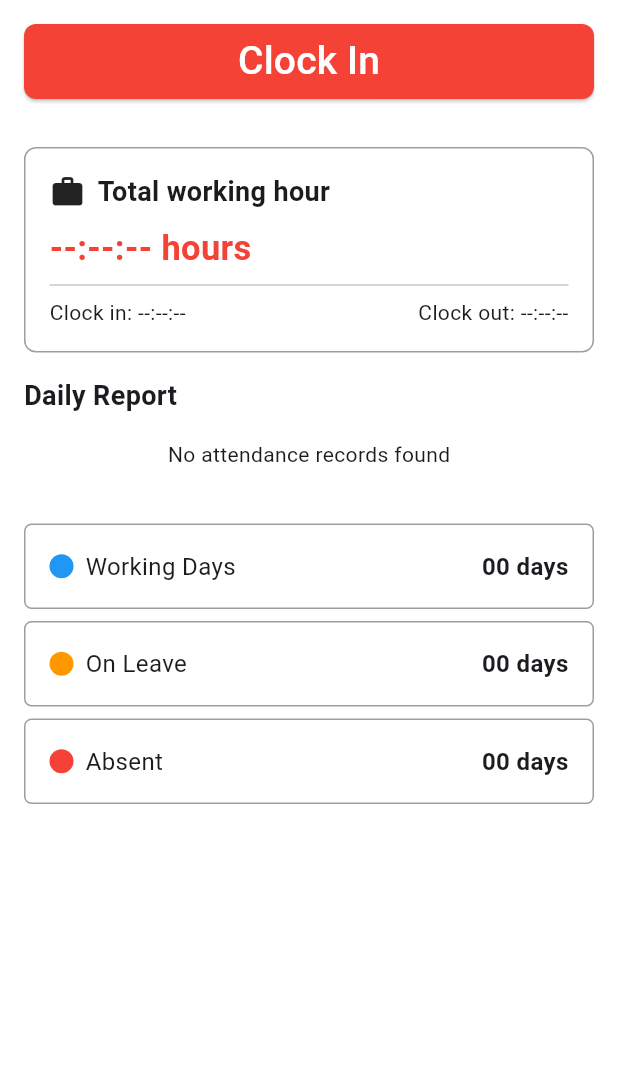
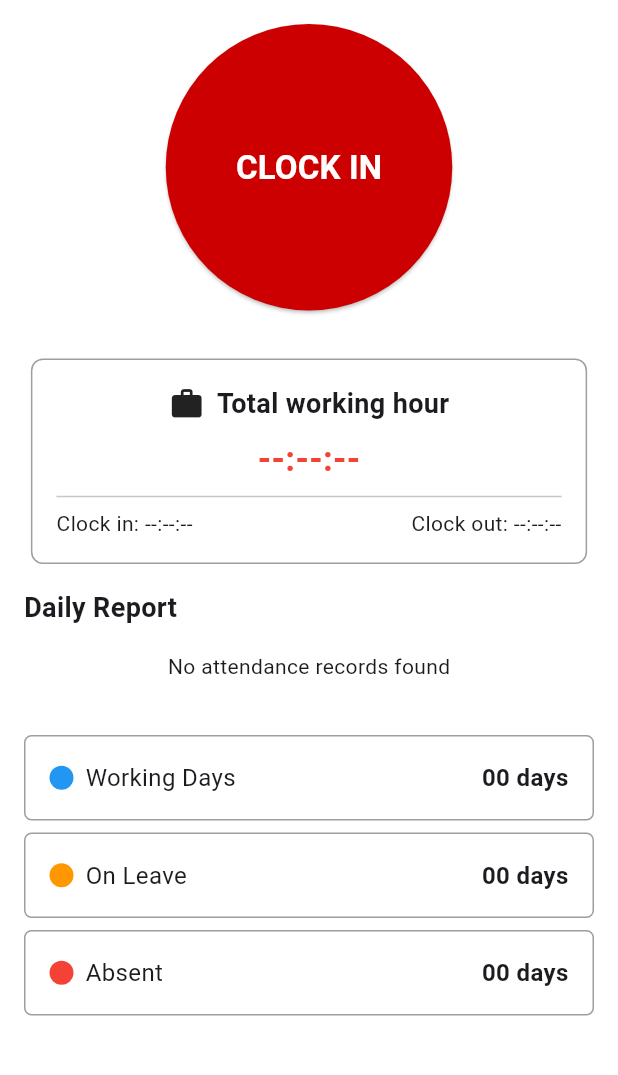
Before and after one commit to anca234/flutter_hris_app, a Flutter app: the HomePage screen opened directly, after a tap on "CLOCK IN", after a tap on "Attendance", on a phone screen of 412 x 824 dp, the part 84-1159 px from its top. Run offline on Flutter 3.47's test engine with Material 3 defaults, Android fonts, the phone set to English and light mode, and no system bars; our stand-ins replace device_info_plus, geocoding, geolocator, shared_preferences; accounts and stored records are empty.

Commit message:
+ feedback screeen&button

```diff
--- a/lib/screens/attendance_page.dart
+++ b/lib/screens/attendance_page.dart
@@ -16,10 +16,12 @@ class AttendancePage extends StatefulWidget {
 class AttendancePageState extends State<AttendancePage> {
   DateTime? clockInTime;
   DateTime? clockOutTime;
-  String totalWorkingTime = "--:--:-- hours";
+  String totalWorkingTime = "--:--:--";
   bool isClockedIn = false;
   bool isLoading = false;
   bool isDataLoading = false;
+  Timer? stopwatchTimer;
+  Duration elapsedTime = Duration.zero;
 
   // Location related variables
   Position? currentPosition;
@@ -41,7 +43,30 @@ class AttendancePageState extends State<AttendancePage> {
     _fetchDailyAttendance();
   }
 
+  void _startStopwatch() {
+    stopwatchTimer?.cancel();
+    setState(() {
+      elapsedTime = Duration.zero;
+    });
+    stopwatchTimer = Timer.periodic(Duration(seconds: 1), (timer) {
+      setState(() {
+        elapsedTime = Duration(seconds: elapsedTime.inSeconds + 1);
+        totalWorkingTime = _formatDuration(elapsedTime);
+      });
+    });
+  }
 
+  void _stopStopwatch() {
+    stopwatchTimer?.cancel();
+  }
+
+  String _formatDuration(Duration duration) {
+    String twoDigits(int n) => n.toString().padLeft(2, "0");
+    String hours = twoDigits(duration.inHours);
+    String minutes = twoDigits(duration.inMinutes.remainder(60));
+    String seconds = twoDigits(duration.inSeconds.remainder(60));
+    return "$hours:$minutes:$seconds hours";
+  }
 
   // Function to get location permission and current position
   Future<bool> _handleLocationPermission() async {
@@ -50,7 +75,8 @@ class AttendancePageState extends State<AttendancePage> {
 
     serviceEnabled = await Geolocator.isLocationServiceEnabled();
     if (!serviceEnabled) {
-      _showErrorSnackBar('Location services are disabled. Please enable the services');
+      _showErrorSnackBar(
+          'Location services are disabled. Please enable the services');
       return false;
     }
 
@@ -90,12 +116,12 @@ class AttendancePageState extends State<AttendancePage> {
 
         setState(() {
           currentPosition = position;
-          googleMapsUrl = 'https://www.google.com/maps/@${position.latitude},${position.longitude},18z';
+          googleMapsUrl =
+              'https://www.google.com/maps/@${position.latitude},${position.longitude},18z';
         });
 
         await _getAddressFromLatLng(position);
         return; // Success - exit the retry loop
-
       } catch (e) {
         debugPrint('Location attempt ${i + 1} failed: $e');
 
@@ -117,8 +143,7 @@ class AttendancePageState extends State<AttendancePage> {
                   '• Good GPS signal\n'
                   '• Internet connectivity\n'
                   '• Location services enabled\n\n'
-            'Would you like to try again?'
-          );
+                  'Would you like to try again?');
           return;
         }
 
@@ -148,17 +173,16 @@ class AttendancePageState extends State<AttendancePage> {
 
         Placemark place = placemarks[0];
         setState(() {
-          currentAddress =
-            '${place.street ?? ''}, ${place.subLocality ?? ''}, '
+          currentAddress = '${place.street ?? ''}, ${place.subLocality ?? ''}, '
                   '${place.subAdministrativeArea ?? ''}, ${place.postalCode ?? ''}, '
                   '${place.country ?? ''}'
-                .replaceAll(RegExp(r', ,'), ',')  // Remove empty components
-                .replaceAll(RegExp(r',+'), ',')   // Remove multiple commas
-                .replaceAll(RegExp(r'^\s*,\s*|\s*,\s*$'), '')  // Remove leading/trailing commas
+              .replaceAll(RegExp(r', ,'), ',') // Remove empty components
+              .replaceAll(RegExp(r',+'), ',') // Remove multiple commas
+              .replaceAll(RegExp(r'^\s*,\s*|\s*,\s*$'),
+                  '') // Remove leading/trailing commas
               .trim();
         });
         return; // Success - exit the retry loop
-
       } catch (e) {
         debugPrint('Address lookup attempt ${i + 1} failed: $e');
 
@@ -190,7 +214,8 @@ class AttendancePageState extends State<AttendancePage> {
       }
 
       final today = DateTime.now();
-      final formattedDate = '${today.year}-${today.month.toString().padLeft(2, '0')}-${today.day.toString().padLeft(2, '0')}';
+      final formattedDate =
+          '${today.year}-${today.month.toString().padLeft(2, '0')}-${today.day.toString().padLeft(2, '0')}';
 
       final attendanceData = await AttendanceService.getAttendanceData(
         userData.employeeId,
@@ -216,9 +241,15 @@ class AttendancePageState extends State<AttendancePage> {
 
           if (attendanceData['total_working_hours'] != null) {
             final hours = attendanceData['total_working_hours'].toInt();
-            final minutes = ((attendanceData['total_working_hours'] - hours) * 60).toInt();
-            final seconds = (((attendanceData['total_working_hours'] - hours) * 60 - minutes) * 60).toInt();
-            totalWorkingTime = "${hours.toString().padLeft(2, '0')}:${minutes.toString().padLeft(2, '0')}:${seconds.toString().padLeft(2, '0')} hours";
+            final minutes =
+                ((attendanceData['total_working_hours'] - hours) * 60).toInt();
+            final seconds =
+                (((attendanceData['total_working_hours'] - hours) * 60 -
+                            minutes) *
+                        60)
+                    .toInt();
+            totalWorkingTime =
+                "${hours.toString().padLeft(2, '0')}:${minutes.toString().padLeft(2, '0')}:${seconds.toString().padLeft(2, '0')} hours";
           }
 
           checkInLocation = attendanceData['check_in_location'];
@@ -252,10 +283,31 @@ class AttendancePageState extends State<AttendancePage> {
     });
 
     try {
+      if (!isClockedIn) {
+        clockInTime = DateTime.now();
+        _startStopwatch();
+      } else {
+        clockOutTime = DateTime.now();
+        _stopStopwatch();
+      }
+      setState(() {
+        isClockedIn = !isClockedIn;
+      });
+    } catch (e) {
+      debugPrint(e.toString());
+    } finally {
+      setState(() {
+        isLoading = false;
+      });
+    }
+
+    try {
       // Get location
       await _getCurrentPosition();
 
-      if (currentPosition == null || currentAddress == null || googleMapsUrl == null) {
+      if (currentPosition == null ||
+          currentAddress == null ||
+          googleMapsUrl == null) {
         _showErrorSnackBar('Failed to get location information');
         return;
       }
@@ -298,7 +350,8 @@ class AttendancePageState extends State<AttendancePage> {
       }
 
       final today = DateTime.now();
-      final formattedDate = '${today.year}-${today.month.toString().padLeft(2, '0')}-${today.day.toString().padLeft(2, '0')}';
+      final formattedDate =
+          '${today.year}-${today.month.toString().padLeft(2, '0')}-${today.day.toString().padLeft(2, '0')}';
 
       final dailyData = await AttendanceService.getDailyAttendance(
         userData.employeeId,
@@ -319,14 +372,12 @@ class AttendancePageState extends State<AttendancePage> {
     }
   }
 
-
   /**
    * Component function section
    */
   void _showErrorSnackBar(String message) {
-    ScaffoldMessenger.of(context).showSnackBar(
-      SnackBar(content: Text(message))
-    );
+    ScaffoldMessenger.of(context)
+        .showSnackBar(SnackBar(content: Text(message)));
   }
 
   void _showErrorDialog(String title, String message) {
@@ -356,39 +407,45 @@ class AttendancePageState extends State<AttendancePage> {
     );
   }
 
+  @override
+  void dispose() {
+    stopwatchTimer?.cancel();
+    super.dispose();
+  }
 
   Widget _buildClockButton() {
     final bool canClockInOut = !isLoading && !isDataLoading;
 
-    // Determine button color and text
-    final Color buttonColor = isClockedIn ? Colors.black : Colors.red;
-    final String buttonText = isClockedIn ? "Clock Out" : "Clock In";
-    final String loadingText = isClockedIn ? "Processing Clock Out..." : "Processing Clock In...";
+    final String buttonText = isClockedIn ? "CLOCK OUT" : "CLOCK IN";
+    final String loadingText =
+        isClockedIn ? "Processing Clock Out..." : "Processing Clock In...";
 
-    return Padding(
+    return Center(
+      // Centers the button in the middle of the screen
+      child: Padding(
         padding: const EdgeInsets.all(16.0),
         child: ElevatedButton(
           style: ElevatedButton.styleFrom(
-          backgroundColor: buttonColor,
-          minimumSize: const Size(double.infinity, 50),
-          shape: RoundedRectangleBorder(
-            borderRadius: BorderRadius.circular(8),
-          ),
+            backgroundColor: isClockedIn
+                ? const Color.fromARGB(255, 0, 0, 0)
+                : const Color.fromRGBO(204, 0, 0, 1.0),
+            shape: const CircleBorder(),
+            padding: const EdgeInsets.all(80),
           ),
           onPressed: canClockInOut ? handleClockInOut : null,
           child: isLoading
-            ? Row(
-                mainAxisAlignment: MainAxisAlignment.center,
+              ? Column(
+                  mainAxisSize: MainAxisSize.min,
                   children: [
                     const SizedBox(
-                    height: 20,
-                    width: 20,
+                      height: 30,
+                      width: 30,
                       child: CircularProgressIndicator(
                         color: Colors.white,
-                      strokeWidth: 2,
+                        strokeWidth: 3,
                       ),
                     ),
-                  const SizedBox(width: 12),
+                    const SizedBox(height: 12),
                     Text(
                       loadingText,
                       style: const TextStyle(
@@ -402,13 +459,14 @@ class AttendancePageState extends State<AttendancePage> {
                   buttonText,
                   style: const TextStyle(
                     color: Colors.white,
-                  fontSize: 26,
+                    fontSize: 22,
+                    fontWeight: FontWeight.bold,
+                  ),
                 ),
         ),
       ),
     );
   }
-
 
   @override
   Widget build(BuildContext context) {
@@ -435,14 +493,15 @@ class AttendancePageState extends State<AttendancePage> {
         child: Column(
           crossAxisAlignment: CrossAxisAlignment.start,
           children: [
-            // Clock In Button Section
             _buildClockButton(),
 
-
-            // Total Working Hours Section
             Padding(
               padding: const EdgeInsets.all(16.0),
+              child: Center(
+                // Center the entire content
                 child: Container(
+                  width:
+                      MediaQuery.of(context).size.width * 0.9, // Adjust width
                   decoration: BoxDecoration(
                     border: Border.all(color: Colors.grey),
                     borderRadius: BorderRadius.circular(8),
@@ -453,16 +512,20 @@ class AttendancePageState extends State<AttendancePage> {
                           child: CircularProgressIndicator(),
                         )
                       : Column(
-                        crossAxisAlignment: CrossAxisAlignment.start,
+                          crossAxisAlignment: CrossAxisAlignment.center,
                           children: [
                             const Row(
+                              mainAxisAlignment:
+                                  MainAxisAlignment.center, // Center the row
                               children: [
                                 Icon(Icons.work, size: 24),
                                 SizedBox(width: 8),
                                 Text(
                                   "Total working hour",
                                   style: TextStyle(
-                                    fontSize: 18, fontWeight: FontWeight.bold),
+                                    fontSize: 18,
+                                    fontWeight: FontWeight.bold,
+                                  ),
                                 ),
                               ],
                             ),
@@ -480,7 +543,8 @@ class AttendancePageState extends State<AttendancePage> {
                               crossAxisAlignment: CrossAxisAlignment.start,
                               children: [
                                 Row(
-                                mainAxisAlignment: MainAxisAlignment.spaceBetween,
+                                  mainAxisAlignment:
+                                      MainAxisAlignment.spaceBetween,
                                   children: [
                                     Text(
                                       "Clock in: ${clockInTime != null ? clockInTime!.toLocal().toString().split(' ')[1].split('.')[0] : '--:--:--'}",
@@ -507,6 +571,7 @@ class AttendancePageState extends State<AttendancePage> {
                               ],
                             ),
                           ],
+                        ),
                 ),
               ),
             ),
@@ -553,8 +618,6 @@ class AttendancePageState extends State<AttendancePage> {
     );
   }
 }
-
-
 
 class DailyReportCard extends StatelessWidget {
   final Map<String, dynamic> record;
@@ -627,7 +690,8 @@ class DailyReportCard extends StatelessWidget {
               children: [
                 Text('Location: $checkInLocation'),
                 const SizedBox(height: 4),
-                Text('Device: ${deviceInfo['browser'] ?? 'Unknown'} on ${deviceInfo['os'] ?? 'Unknown'}'),
+                Text(
+                    'Device: ${deviceInfo['browser'] ?? 'Unknown'} on ${deviceInfo['os'] ?? 'Unknown'}'),
               ],
             ),
           ),
--- a/lib/screens/home_page.dart
+++ b/lib/screens/home_page.dart
@@ -10,6 +10,7 @@ import 'leave.dart';
 import 'asset.dart';
 import 'profile.dart';
 import 'dart:async';
+import 'feedback.dart';
 //import 'more.dart';
 
 class HomePage extends StatefulWidget {
@@ -122,7 +123,7 @@ class _HomePageState extends State<HomePage> {
                         60)
                     .toInt();
             totalWorkingTime =
-                "${hours.toString().padLeft(2, '0')}:${minutes.toString().padLeft(2, '0')}:${seconds.toString().padLeft(2, '0')} hours";
+                "${hours.toString().padLeft(2, '0')}:${minutes.toString().padLeft(2, '0')}:${seconds.toString().padLeft(2, '0')}";
           }
         });
       }
@@ -232,7 +233,11 @@ class _HomePageState extends State<HomePage> {
         actions: [
           TextButton(
             onPressed: () => Navigator.of(ctx).pop(),
-            child: const Text("Tutup"),
+            child: const Text(
+              "Tutup",
+              style:
+                  TextStyle(color: Color.fromARGB(255, 0, 0, 0), fontSize: 14),
+            ),
           ),
         ],
       ),
@@ -555,7 +560,7 @@ class _HomePageState extends State<HomePage> {
                           mainAxisAlignment:
                               MainAxisAlignment.center, // Teks berada di tengah
                           children: const [
-                            Icon(Icons.timer, size: 24),
+                            Icon(Icons.work, size: 24),
                             SizedBox(width: 8),
                             Text(
                               "Total working hour",
@@ -596,6 +601,7 @@ class _HomePageState extends State<HomePage> {
                 ],
               ),
             ),
+
             // Options Section
             Padding(
               padding: const EdgeInsets.all(16.0),
@@ -611,6 +617,47 @@ class _HomePageState extends State<HomePage> {
                 itemBuilder: (context, index) {
                   return _buildOption(context, index);
                 },
+              ),
+            ),
+
+            Padding(
+              padding: const EdgeInsets.all(16.0),
+              child: GridView.builder(
+                shrinkWrap: true,
+                physics: const NeverScrollableScrollPhysics(),
+                gridDelegate: const SliverGridDelegateWithFixedCrossAxisCount(
+                  crossAxisCount: 4,
+                  mainAxisSpacing: 16,
+                  crossAxisSpacing: 16,
+                ),
+                itemCount: 8,
+                itemBuilder: (context, index) {
+                  return _buildOption(context, index);
+                },
+              ),
+            ),
+
+// ElevatedButton yang ada di tengah layar
+            Center(
+              child: Padding(
+                padding: const EdgeInsets.symmetric(vertical: 16.0),
+                child: ElevatedButton(
+                  onPressed: () {
+                    // Ganti dengan route yang sesuai untuk feedback screen
+                    Navigator.push(
+                      context,
+                      MaterialPageRoute(builder: (context) => FeedbackScreen()),
+                    );
+                  },
+                  child: const Text(
+                    'Go to Feedback screen',
+                    style: TextStyle(
+                      color: Color.fromARGB(255, 0, 0, 0),
+                      fontSize: 20,
+                      fontWeight: FontWeight.bold,
+                    ),
+                  ),
+                ),
               ),
             ),
 
```
Also changed, not shown: lib/screens/feedback.dart (added, +122 -0 lines), assets/logoappptap.png, pubspec.lock, 11 other files. Lines whose indentation alone changed are shown as unchanged.
